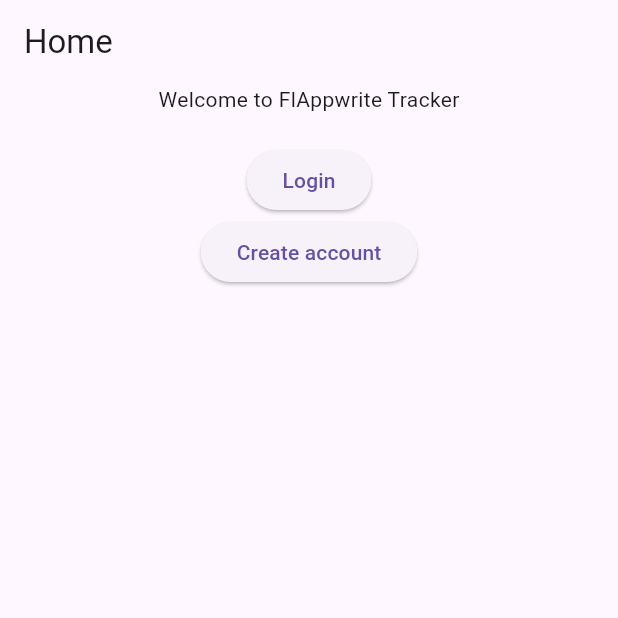
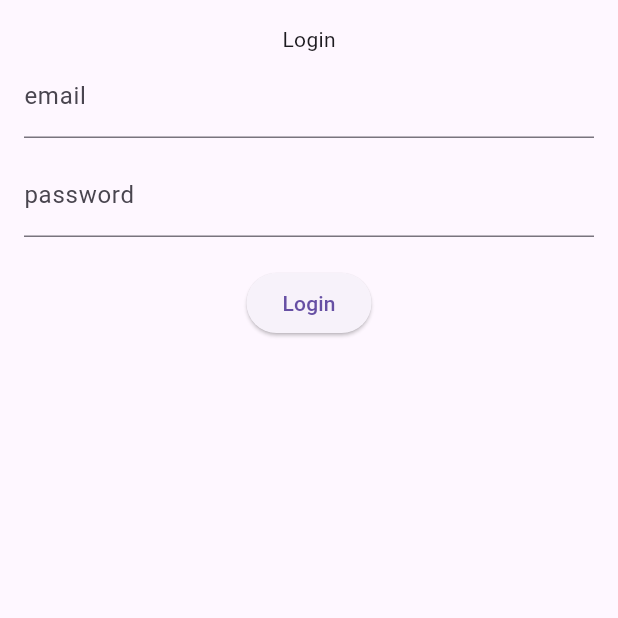
Before and after one commit to lohanidamodar/flappwrite_tracker, a Flutter app: the screen it shows after launch, after a tap on "Login", on a phone screen of 412 x 824 dp, the top half of it. Run offline on Flutter 3.47's test engine with Material 3 defaults, Android fonts, the phone set to English and light mode, and no system bars; our stand-ins replace appwrite, flutter_riverpod, get_it, go_router.

Commit message:
allow user to create session

```diff
--- a/lib/appwrite/appwrite.dart
+++ b/lib/appwrite/appwrite.dart
@@ -22,4 +22,15 @@ class Appwrite {
       return null;
     }
   }
+
+  Future<Session?> createEmailSession(String email, String password) async {
+    try {
+      final session =
+          await account.createEmailSession(email: email, password: password);
+      return session;
+    } on AppwriteException catch (e) {
+      debugPrint(e.message);
+      return null;
+    }
+  }
 }
--- /dev/null
+++ b/lib/features/login_screen/login_screen.dart
@@ -0,0 +1,3 @@
+export 'src/login_screen.dart';
+export 'src/login_form.dart';
+export 'src/types.dart';
--- /dev/null
+++ b/lib/features/login_screen/src/login_form.dart
@@ -0,0 +1,45 @@
+import 'package:flutter/material.dart';
+
+import 'types.dart';
+
+class LoginForm extends StatelessWidget {
+  final LoginCallback onPressedLogin;
+  final TextEditingController emailController;
+  final TextEditingController passwordController;
+  const LoginForm({
+    super.key,
+    required this.onPressedLogin,
+    required this.emailController,
+    required this.passwordController,
+  });
+
+  @override
+  Widget build(BuildContext context) {
+    return Form(
+      child: Column(
+        mainAxisSize: MainAxisSize.min,
+        children: [
+          const Text('Login'),
+          TextFormField(
+            controller: emailController,
+            decoration: const InputDecoration(label: Text('email')),
+          ),
+          const SizedBox(height: 10.0),
+          TextFormField(
+            controller: passwordController,
+            obscureText: true,
+            decoration: const InputDecoration(label: Text('password')),
+          ),
+          const SizedBox(height: 20.0),
+          ElevatedButton(
+            onPressed: () => onPressedLogin(
+              emailController.text,
+              passwordController.text,
+            ),
+            child: const Text('Login'),
+          )
+        ],
+      ),
+    );
+  }
+}
--- /dev/null
+++ b/lib/features/login_screen/src/login_screen.dart
@@ -0,0 +1,37 @@
+import 'package:flutter/material.dart';
+
+import 'types.dart';
+import 'login_form.dart';
+
+class LoginScreen extends StatefulWidget {
+  static const String name = 'login';
+  final LoginCallback onLogin;
+  const LoginScreen({
+    super.key,
+    required this.onLogin,
+  });
+
+  @override
+  State<LoginScreen> createState() => _LoginScreenState();
+}
+
+class _LoginScreenState extends State<LoginScreen> {
+  final TextEditingController _emailController = TextEditingController();
+  final TextEditingController _passwordController = TextEditingController();
+
+  @override
+  Widget build(BuildContext context) {
+    return Scaffold(
+      body: ListView(
+        padding: const EdgeInsets.all(16.0),
+        children: <Widget>[
+          LoginForm(
+            onPressedLogin: widget.onLogin,
+            emailController: _emailController,
+            passwordController: _passwordController,
+          ),
+        ],
+      ),
+    );
+  }
+}
--- /dev/null
+++ b/lib/features/login_screen/src/types.dart
@@ -0,0 +1 @@
+typedef LoginCallback = void Function(String email, String password);
--- a/lib/home_page/home_page.dart
+++ b/lib/home_page/home_page.dart
@@ -1,3 +1,4 @@
+import 'package:flappwrite_tracker/features/login_screen/login_screen.dart';
 import 'package:flappwrite_tracker/features/signup_screen/signup_screen.dart';
 import 'package:flutter/material.dart';
 import 'package:go_router/go_router.dart';
@@ -16,7 +17,9 @@ class HomePage extends StatelessWidget {
           const Text('Welcome to FlAppwrite Tracker'),
           const SizedBox(height: 20),
           ElevatedButton(
-            onPressed: () {},
+            onPressed: () {
+              context.goNamed(LoginScreen.name);
+            },
             child: const Text('Login'),
           ),
           ElevatedButton(
--- a/lib/router/router.dart
+++ b/lib/router/router.dart
@@ -1,6 +1,7 @@
 import 'dart:convert';
 
 import 'package:flappwrite_tracker/appwrite/appwrite.dart';
+import 'package:flappwrite_tracker/features/login_screen/login_screen.dart';
 import 'package:flappwrite_tracker/features/signup_screen/signup_screen.dart';
 import 'package:flappwrite_tracker/home_page/home_page.dart';
 import 'package:flutter/material.dart';
@@ -23,8 +24,21 @@ final routerProvider = Provider<GoRouter>((ref) {
           debugPrint('$name - $email - $password');
           final appwrite = GetIt.instance.get<Appwrite>();
           final user = await appwrite.createAccount(name, email, password);
-            debugPrint(jsonEncode(user ?? '{}'));
+          debugPrint(jsonEncode(user?.toMap() ?? '{}'));
         });
-        })
+      },
+    ),
+    GoRoute(
+      path: '/login',
+      name: LoginScreen.name,
+      builder: (_, __) {
+        return LoginScreen(onLogin: (email, password) async {
+          debugPrint('$email - $password');
+          final appwrite = GetIt.instance.get<Appwrite>();
+          final session = await appwrite.createEmailSession(email, password);
+          debugPrint(jsonEncode(session?.toMap() ?? '{}'));
+        });
+      },
+    ),
   ]);
 });
```
Lines whose indentation alone changed are shown as unchanged.
